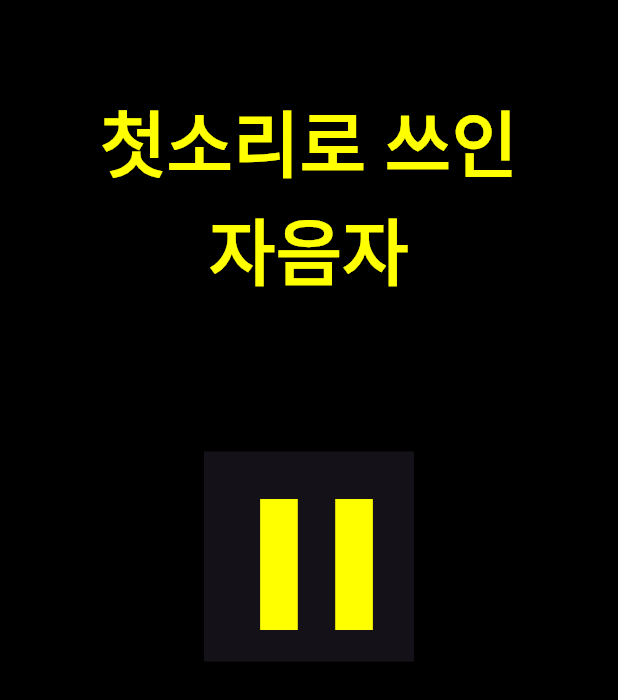
After one commit to meybinn/Hack2025-app, a Flutter app: the IntroJamoFirstSound screen opened directly, after a tap on the "play arrow" icon, on a phone screen of 412 x 824 dp. The commit adds this screen. Shown: the top 700 px of the screen. Run offline on Flutter 3.47's test engine with Material 3 defaults, Android fonts, the light colour scheme and no system bars; our stand-ins replace flutter_tts.

Commit message:
new update for jamo_first_sound_lesson

```diff
--- /dev/null
+++ b/lib/levels/screens/beginner/intro_jamo_first_sound.dart
@@ -0,0 +1,108 @@
+import 'package:flutter/material.dart';
+import 'package:flutter_tts/flutter_tts.dart';
+import 'package:hack2025_mobile_app/levels/screens/beginner/jamo_lesson/part1_first_cons.dart';
+
+class IntroJamoFirstSound extends StatefulWidget {
+  const IntroJamoFirstSound({super.key});
+
+  @override
+  State<IntroJamoFirstSound> createState() => _IntroJamoSingleConsonantState();
+}
+
+class _IntroJamoSingleConsonantState extends State<IntroJamoFirstSound> {
+  final FlutterTts _tts = FlutterTts();
+  bool _isSpeaking = false;
+  bool _navigated = false;
+
+  static const _introText =
+      "이번 학습에서는 첫소리로 쓰인 자음자를 배워봅니다. "
+      "첫소리는 글자의 맨 앞에서 소리를 내는 자음을 말합니다.";
+
+  @override
+  void initState() {
+    super.initState();
+    _tts.awaitSpeakCompletion(true);
+    _tts.setCompletionHandler(() {
+      if (!mounted || _navigated) return;
+      _navigated = true;
+      Navigator.of(context).pushReplacement(
+        MaterialPageRoute(builder: (_) => const Part1FirstCons()),
+      );
+    });
+  }
+
+  Future<void> _speakIntro() async {
+    if (_isSpeaking) return;
+    setState(() => _isSpeaking = true);
+    try {
+      await _tts.stop();
+      await _tts.setLanguage('ko-KR');
+      await _tts.setSpeechRate(0.45);
+      await _tts.setPitch(1.0);
+      await _tts.setVolume(1.0);
+      await _tts.speak(_introText);
+    } catch (_) {
+
+      if (!mounted || _navigated) return;
+      _navigated = true;
+      Navigator.of(context).pushReplacement(
+        MaterialPageRoute(builder: (_) => const Part1FirstCons()),
+      );
+    }
+  }
+
+  @override
+  void dispose() {
+    _tts.stop();
+    super.dispose();
+  }
+
+  @override
+  Widget build(BuildContext context) {
+    const yellow = Color(0xFFFFFF00);
+    return Scaffold(
+      backgroundColor: Colors.black,
+      body: SafeArea(
+        child: Column(
+          children: [
+            const SizedBox(height: 60),
+            const Align(
+              alignment: Alignment.center,
+              child: Text(
+                "첫소리로 쓰인\n자음자",
+                textAlign: TextAlign.center,
+                style: TextStyle(
+                  color: yellow,
+                  fontSize: 48,
+                  fontWeight: FontWeight.w800,
+                ),
+              ),
+            ),
+            const SizedBox(height: 100),
+            Semantics(
+              button: true,
+              label: '재생',
+              child: Material(
+                child: InkWell(
+                  onTap: _isSpeaking ? null : _speakIntro,
+                  child: SizedBox(
+                    width: 140,
+                    height: 140,
+                    child: Icon(
+                          _isSpeaking ? Icons.pause_outlined
+                          : Icons.play_arrow,
+                      size: 150,
+                      color: Color(0xFFFFFF00)
+                    ),
+                  ),
+                ),
+              ),
+            ),
+            const Spacer(),
+            const SizedBox(height: 32),
+          ],
+        ),
+      ),
+    );
+  }
+}
--- a/lib/levels/screens/beginner/jamo_first_sound.dart
+++ b/lib/levels/screens/beginner/jamo_first_sound.dart
@@ -1,5 +1,5 @@
 import 'package:flutter/material.dart';
-import 'package:hack2025_mobile_app/levels/screens/beginner/intro_jamo_single_consonant.dart';
+import 'package:hack2025_mobile_app/levels/screens/beginner/intro_jamo_first_sound.dart';
 
 class JamoFirstSound extends StatelessWidget{
 
@@ -43,7 +43,7 @@ class JamoFirstSound extends StatelessWidget{
                         Navigator.push(
                           context,
                           MaterialPageRoute(
-                            builder: (_) => IntroJamoSingleConsonant(),
+                            builder: (_) => IntroJamoFirstSound(),
                             ),
                             );
                       },
--- a/lib/levels/screens/beginner/jamo_lesson/part1_first_cons.dart
+++ b/lib/levels/screens/beginner/jamo_lesson/part1_first_cons.dart
@@ -45,7 +45,7 @@ class _Part1FirstConsState extends State<Part1FirstCons> {
 
   @override
   void dispose() {
-    _tts.stop(); // jangan _tts.dispose()
+    _tts.stop();
     super.dispose();
   }
 
--- a/lib/levels/screens/beginner/jamo_lesson/part1_first_cons2.dart
+++ b/lib/levels/screens/beginner/jamo_lesson/part1_first_cons2.dart
@@ -8,10 +8,10 @@ class Part1FirstCons2 extends StatefulWidget {
   });
 
   @override
-  State<Part1FirstCons2> createState() => _Part1FirstConsState();
+  State<Part1FirstCons2> createState() => _Part1FirstCons2State();
 }
 
-class _Part1FirstConsState extends State<Part1FirstCons2> {
+class _Part1FirstCons2State extends State<Part1FirstCons2> {
   final FlutterTts _tts = FlutterTts();
   bool _isSpeaking = false;
   bool _navigated = false;
@@ -123,7 +123,7 @@ class _Part1FirstConsState extends State<Part1FirstCons2> {
 
   @override
   void dispose() {
-    _tts.stop(); // jangan _tts.dispose()
+    _tts.stop();
     super.dispose();
   }
 
```
